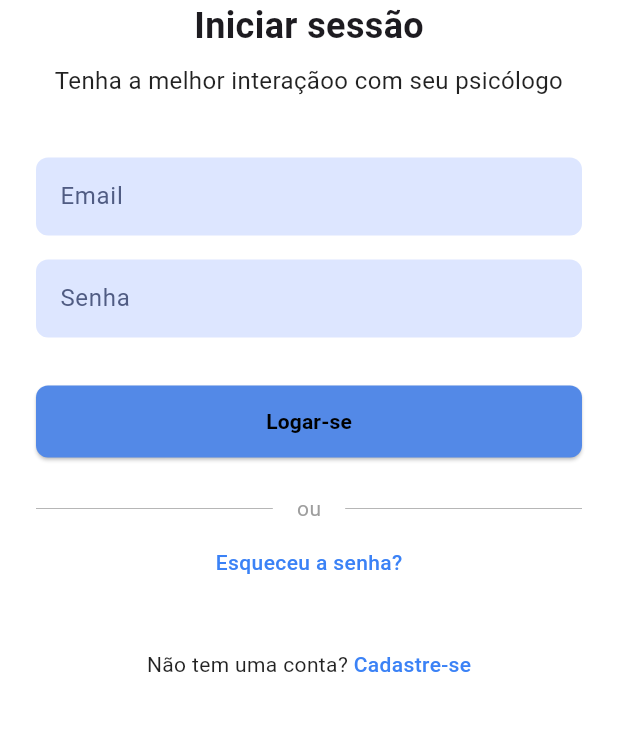
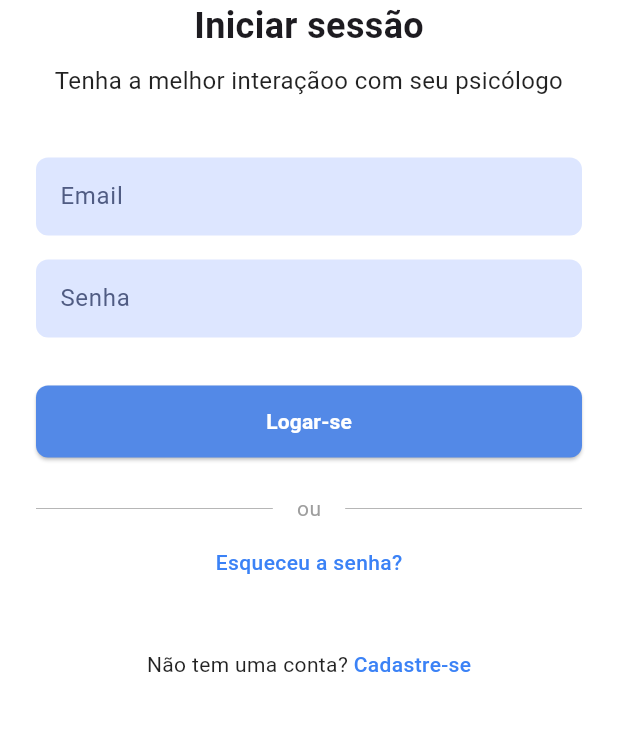
Before and after one commit to LiraTecnologic/helppsico-mobile, a Flutter app: the screen it shows after launch, on a phone screen of 412 x 824 dp, the part 255-986 px from its top. Run offline on Flutter 3.47's test engine with Material 3 defaults, Android fonts, the phone set to English and light mode, and no system bars.

Commit message:
#MTR01:chore/mudando cor do botão de login

```diff
--- a/helppsico_mobile/lib/presentation/widgets/custom_button.dart
+++ b/helppsico_mobile/lib/presentation/widgets/custom_button.dart
@@ -1,6 +1,4 @@
-
 import 'package:flutter/material.dart';
-
 
 class CustomButton extends StatelessWidget {
   final String text;
@@ -12,9 +10,8 @@ class CustomButton extends StatelessWidget {
     Key? key,
     required this.text,
     required this.onPressed,
-    this.backgroundColor =
-    const Color.fromARGB(255, 83, 137, 231),
-    this.textColor = Colors.black,
+    this.backgroundColor = const Color.fromARGB(255, 83, 137, 231),
+    this.textColor = const Color.fromARGB(255, 255, 255, 255),
   }) : super(key: key);
 
   @override
@@ -33,10 +30,7 @@ class CustomButton extends StatelessWidget {
         ),
         child: Text(
           text,
-          style: TextStyle(
-            color: textColor,
-            fontWeight: FontWeight.bold,
-          ),
+          style: TextStyle(color: textColor, fontWeight: FontWeight.bold),
         ),
       ),
     );
```
